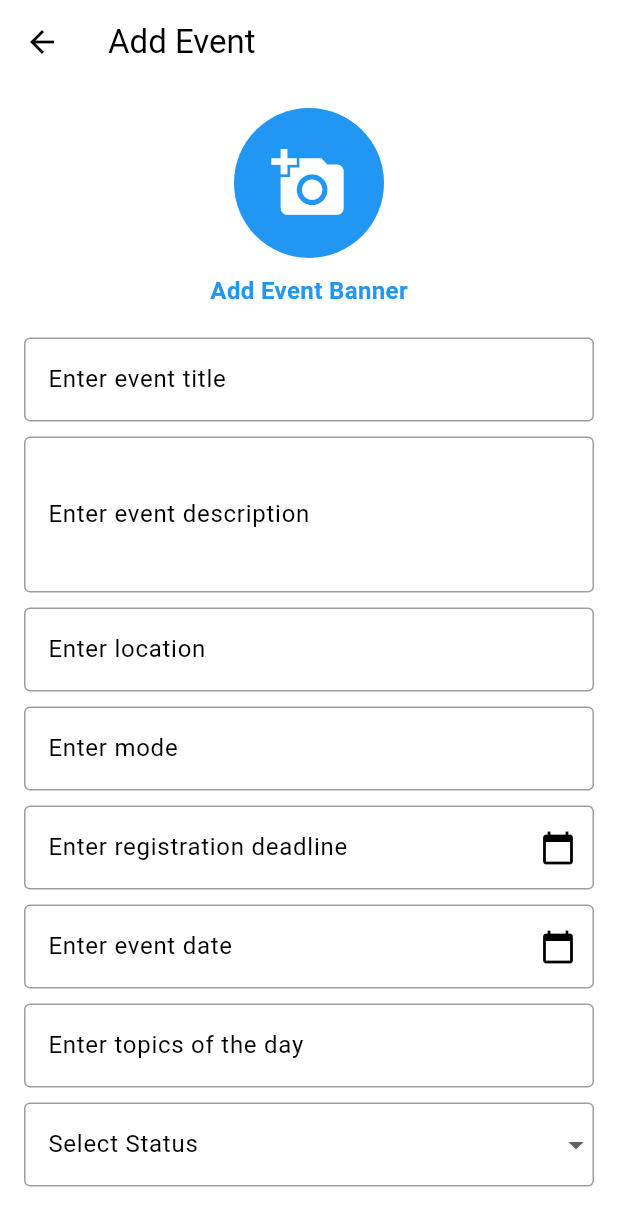
After one commit to mh1199/church_app, a Flutter app: the AddEventPage screen opened by its route, on a phone screen of 412 x 824 dp. The commit adds this screen. Shown: the top 1226 px of the screen. Run offline on Flutter 3.47's test engine with Material 3 defaults, Android fonts, the phone set to English and light mode, and no system bars; our stand-ins replace after_layout, bot_toast, easy_localization, fluro, flutter_easyloading, flutter_mobx and 7 more; missing offline and left inert: dart:ffi; accounts and stored records are empty; generated files the repository leaves out were written again.

Commit message:
add event and church page

```diff
--- a/lib/configs/routes_handler.dart
+++ b/lib/configs/routes_handler.dart
@@ -14,6 +14,8 @@ import 'package:provider/provider.dart';
 import '../helpers/app.dart';
 import '../stores/global_state.dart';
 
+import '../ui/add_church_page.dart';
+import '../ui/add_event_page.dart';
 import '../ui/base_page.dart';
 import '../ui/event_detail_page.dart';
 import '../widgets/custom_page.dart';
@@ -34,6 +36,8 @@ class Routes {
   static const String forgotPassword = '/forgotPasswordView';
   static const String downloadCert = '/downloadCertView';
   static const String editAccount = '/editAccountView';
+  static const String addEvent = '/addEventView';
+  static const String addChurch = '/addChurchView';
 
   static void configureRoutes(FluroRouter router) {
     router.define(base, handler: baseHandler);
@@ -43,6 +47,8 @@ class Routes {
     router.define(forgotPassword, handler: forgotPasswordHandler);
     router.define(downloadCert, handler: downloadCertHandler);
     router.define(editAccount, handler: editAccountHandler);
+    router.define(addEvent, handler: addEventHandler);
+    router.define(addChurch, handler: addChurchHandler);
 
     router.notFoundHandler = Handler(
       handlerFunc: (BuildContext? context, Map<String, dynamic> params) {
@@ -99,6 +105,17 @@ var editAccountHandler = Handler(
   },
 );
 
+var addEventHandler = Handler(
+  handlerFunc: (context, params) {
+    return const AddEventPage();
+  }
+);
+
+var addChurchHandler = Handler(
+    handlerFunc: (context, params) {
+      return const AddChurchPage();
+    }
+);
 
 // var baseHandler = Handler(
 //   handlerFunc: (context, params) {
--- /dev/null
+++ b/lib/ui/add_event_page.dart
@@ -0,0 +1,278 @@
+import 'package:after_layout/after_layout.dart';
+import 'package:flutter/material.dart';
+import 'package:image_picker/image_picker.dart';
+import 'dart:io';
+
+import '../configs/locator.dart';
+import '../services/navigation_service.dart';
+
+class AddEventPage extends StatefulWidget {
+  const AddEventPage({Key? key}) : super(key: key);
+
+  @override
+  State<AddEventPage> createState() => AddEventPageState();
+}
+
+class AddEventPageState extends State<AddEventPage>
+    with SingleTickerProviderStateMixin, AfterLayoutMixin<AddEventPage> {
+  final _formKey = GlobalKey<FormState>();
+  File? _eventBanner;
+  final _picker = ImagePicker();
+
+  final TextEditingController _titleController = TextEditingController();
+  final TextEditingController _descriptionController = TextEditingController();
+  final TextEditingController _locationController = TextEditingController();
+  final TextEditingController _modeController = TextEditingController();
+  final TextEditingController _registrationDeadlineController =
+      TextEditingController();
+  final TextEditingController _eventDateController = TextEditingController();
+  final TextEditingController _topicController = TextEditingController();
+  String? _rsvpStatus;
+
+  @override
+  void afterFirstLayout(BuildContext context) {}
+
+  Future<void> _pickImage() async {
+    final pickedFile = await _picker.pickImage(source: ImageSource.gallery);
+    if (pickedFile != null) {
+      setState(() {
+        _eventBanner = File(pickedFile.path);
+      });
+    }
+  }
+
+  @override
+  Widget build(BuildContext context) {
+    return Scaffold(
+      appBar: AppBar(title: Text("Add Event")),
+      body: Padding(
+        padding: EdgeInsets.all(16.0),
+        child: Form(
+          key: _formKey,
+          child: ListView(
+            children: [
+              // Upload Event Banner
+              // Upload Event Banner
+              Column(
+                mainAxisAlignment: MainAxisAlignment.center,
+                // Centers content vertically
+                crossAxisAlignment: CrossAxisAlignment.center,
+                // Centers content horizontally
+                children: [
+                  GestureDetector(
+                    onTap: _pickImage,
+                    child: CircleAvatar(
+                      radius: 50,
+                      backgroundImage: _eventBanner != null
+                          ? FileImage(_eventBanner!)
+                          : null,
+                      child: _eventBanner == null
+                          ? Icon(Icons.add_a_photo, size: 50)
+                          : null,
+                    ),
+                  ),
+                  SizedBox(height: 10), // Adds space between image and text
+                  Text(
+                    'Add Event Banner', // Descriptive text
+                    style: TextStyle(
+                      color: Colors.blue, // Text color
+                      fontSize: 16, // Text size
+                      fontWeight: FontWeight.bold, // Make the text bold
+                    ),
+                  ),
+                ],
+              ),
+
+              SizedBox(height: 20),
+
+              // Event Title
+              TextFormField(
+                controller: _titleController,
+                decoration: InputDecoration(
+                  labelText: 'Enter event title',
+                  focusedBorder: OutlineInputBorder(
+                    borderSide: BorderSide(color: Colors.blue),
+                  ),
+                  enabledBorder: OutlineInputBorder(
+                    borderSide: BorderSide(color: Colors.grey),
+                  ),
+                ),
+                validator: (value) =>
+                    value!.isEmpty ? 'Please enter a title' : null,
+              ),
+              SizedBox(height: 10),
+
+              // Description
+              TextFormField(
+                controller: _descriptionController,
+                decoration: InputDecoration(
+                  labelText: 'Enter event description',
+                  focusedBorder: OutlineInputBorder(
+                    borderSide: BorderSide(color: Colors.blue),
+                  ),
+                  enabledBorder: OutlineInputBorder(
+                    borderSide: BorderSide(color: Colors.grey),
+                  ),
+                ),
+                maxLines: 3,
+                validator: (value) =>
+                    value!.isEmpty ? 'Please enter a description' : null,
+              ),
+              SizedBox(height: 10),
+
+              // Location
+              TextFormField(
+                controller: _locationController,
+                decoration: InputDecoration(
+                  labelText: 'Enter location',
+                  focusedBorder: OutlineInputBorder(
+                    borderSide: BorderSide(color: Colors.blue),
+                  ),
+                  enabledBorder: OutlineInputBorder(
+                    borderSide: BorderSide(color: Colors.grey),
+                  ),
+                ),
+                validator: (value) =>
+                    value!.isEmpty ? 'Please enter a location' : null,
+              ),
+              SizedBox(height: 10),
+
+              // Mode
+              TextFormField(
+                controller: _modeController,
+                decoration: InputDecoration(
+                  labelText: 'Enter mode',
+                  focusedBorder: OutlineInputBorder(
+                    borderSide: BorderSide(color: Colors.blue),
+                  ),
+                  enabledBorder: OutlineInputBorder(
+                    borderSide: BorderSide(color: Colors.grey),
+                  ),
+                ),
+              ),
+              SizedBox(height: 10),
+
+              // Registration Deadline
+              TextFormField(
+                controller: _registrationDeadlineController,
+                decoration: InputDecoration(
+                  labelText: 'Enter registration deadline',
+                  suffixIcon: Icon(Icons.calendar_today),
+                  focusedBorder: OutlineInputBorder(
+                    borderSide: BorderSide(color: Colors.blue),
+                  ),
+                  enabledBorder: OutlineInputBorder(
+                    borderSide: BorderSide(color: Colors.grey),
+                  ),
+                ),
+                readOnly: true,
+                onTap: () async {
+                  DateTime? pickedDate = await showDatePicker(
+                    context: context,
+                    initialDate: DateTime.now(),
+                    firstDate: DateTime(2000),
+                    lastDate: DateTime(2101),
+                  );
+                  if (pickedDate != null) {
+                    _registrationDeadlineController.text =
+                        "${pickedDate.toLocal()}".split(' ')[0];
+                  }
+                },
+              ),
+              SizedBox(height: 10),
+
+              // Event Date
+              TextFormField(
+                controller: _eventDateController,
+                decoration: InputDecoration(
+                  labelText: 'Enter event date',
+                  suffixIcon: Icon(Icons.calendar_today),
+                  focusedBorder: OutlineInputBorder(
+                    borderSide: BorderSide(color: Colors.blue),
+                  ),
+                  enabledBorder: OutlineInputBorder(
+                    borderSide: BorderSide(color: Colors.grey),
+                  ),
+                ),
+                readOnly: true,
+                onTap: () async {
+                  DateTime? pickedDate = await showDatePicker(
+                    context: context,
+                    initialDate: DateTime.now(),
+                    firstDate: DateTime(2000),
+                    lastDate: DateTime(2101),
+                  );
+                  if (pickedDate != null) {
+                    _eventDateController.text =
+                        "${pickedDate.toLocal()}".split(' ')[0];
+                  }
+                },
+              ),
+              SizedBox(height: 10),
+
+              // Topic of the Day
+              TextFormField(
+                controller: _topicController,
+                decoration: InputDecoration(
+                  labelText: 'Enter topics of the day',
+                  focusedBorder: OutlineInputBorder(
+                    borderSide: BorderSide(color: Colors.blue),
+                  ),
+                  enabledBorder: OutlineInputBorder(
+                    borderSide: BorderSide(color: Colors.grey),
+                  ),
+                ),
+              ),
+              SizedBox(height: 10),
+
+              // RSVP Status
+              DropdownButtonFormField<String>(
+                value: _rsvpStatus,
+                decoration: InputDecoration(
+                  labelText: 'Select Status',
+                  focusedBorder: OutlineInputBorder(
+                    borderSide: BorderSide(color: Colors.blue),
+                  ),
+                  enabledBorder: OutlineInputBorder(
+                    borderSide: BorderSide(color: Colors.grey),
+                  ),
+                ),
+                items: ['Going', 'Interested', 'Not Going']
+                    .map((status) => DropdownMenuItem(
+                          value: status,
+                          child: Text(status),
+                        ))
+                    .toList(),
+                onChanged: (value) {
+                  setState(() {
+                    _rsvpStatus = value;
+                  });
+                },
+                validator: (value) =>
+                    value == null ? 'Please select a status' : null,
+              ),
+              SizedBox(height: 20),
+
+              // Add Now Button
+              ElevatedButton(
+                onPressed: () {
+                  if (_formKey.currentState!.validate()) {
+                    // Process form data
+                    ScaffoldMessenger.of(context).showSnackBar(
+                      SnackBar(content: Text("Event added successfully!")),
+                    );
+                  }
+                },
+                style: ElevatedButton.styleFrom(
+                  backgroundColor: Colors.blue, // Set button color to blue
+                  foregroundColor: Colors.white, // Set text color to white
+                ),
+                child: Text("Add Now"),
+              ),
+            ],
+          ),
+        ),
+      ),
+    );
+  }
+}
--- a/lib/ui/profile_page.dart
+++ b/lib/ui/profile_page.dart
@@ -105,6 +105,24 @@ class ProfilePageState extends State<ProfilePage>
             //   onTap: () {},
             // ),
             buildProfileOption(
+              icon: Constants.PATH_ICON_PROFILE_TRANSLATE,
+              title: 'Add Event',
+              subtitle: 'Add Event Form',
+              onTap: () {
+                Routes.router.navigateTo(
+                    locator<NavigationService>().context(), Routes.addEvent);
+              },
+            ),
+            buildProfileOption(
+              icon: Constants.PATH_ICON_HOME,
+              title: 'Add Church',
+              subtitle: 'Add Church Form',
+              onTap: () {
+                Routes.router.navigateTo(
+                    locator<NavigationService>().context(), Routes.addChurch);
+              },
+            ),
+            buildProfileOption(
               icon: Constants.PATH_ICON_PROFILE_EXIT,
               title: 'Leave Church',
               subtitle: 'Leave the current church',
--- a/pubspec.yaml
+++ b/pubspec.yaml
@@ -49,6 +49,7 @@ dependencies:
   flutter_easyloading: ^3.0.5
   sizer: ^2.0.15
   bot_toast: ^4.0.3
+  image_picker: ^0.8.7+4
 
 dev_dependencies:
   flutter_test:
```
Also changed, not shown: lib/ui/add_church_page.dart (added, +252 -0 lines).
